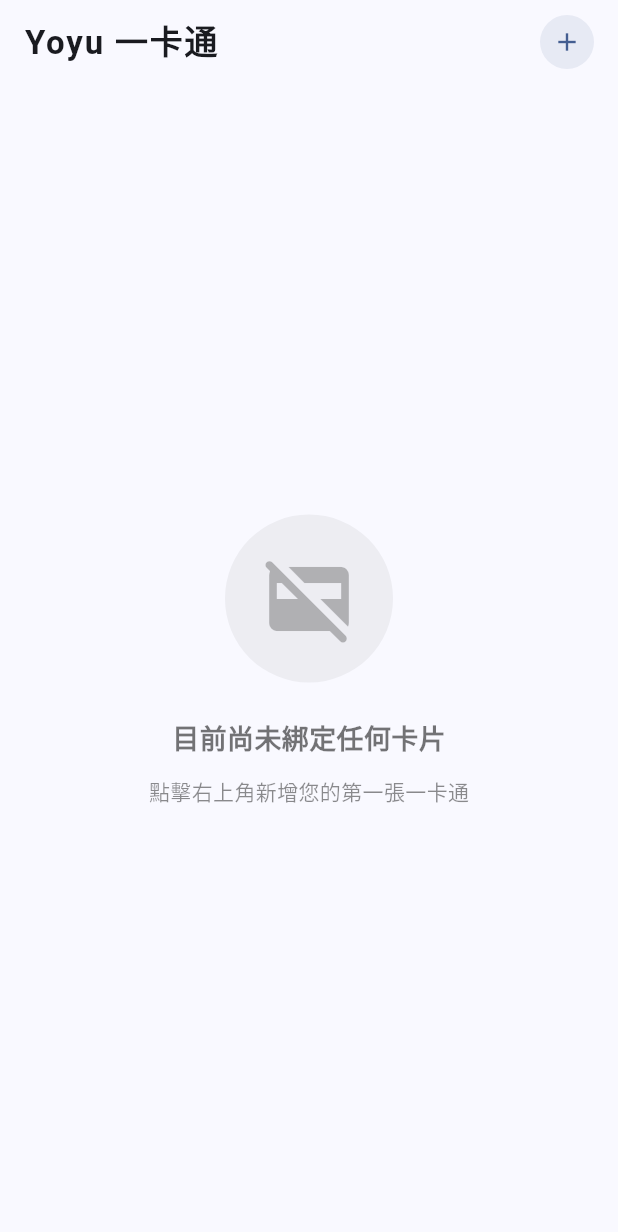
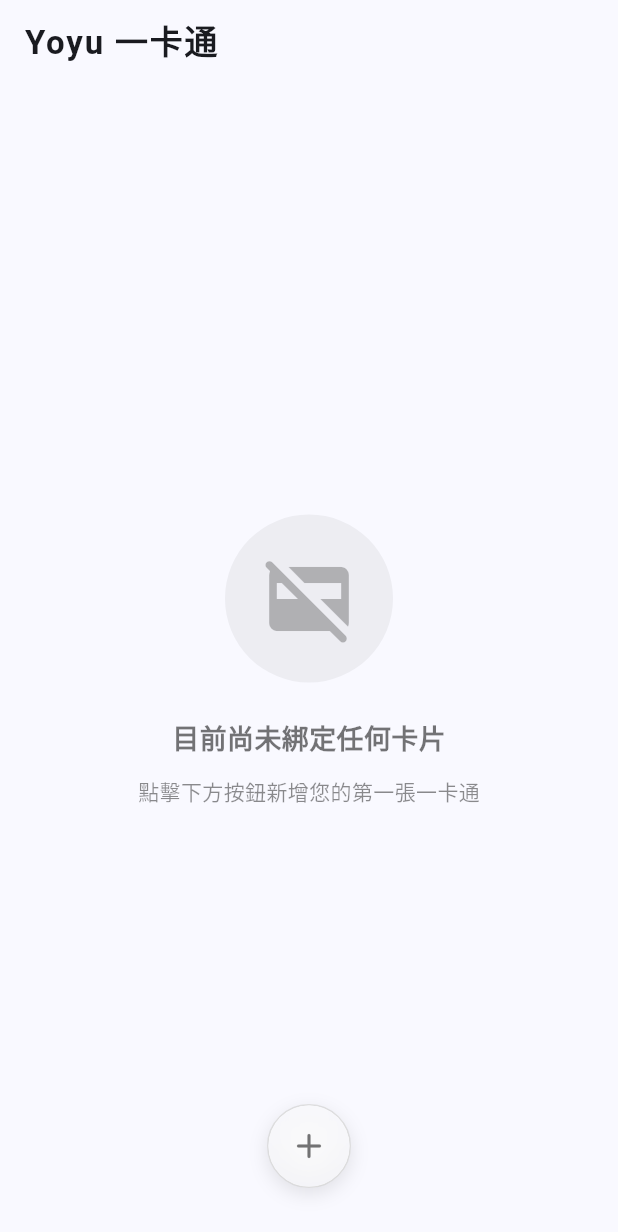
Before and after one commit to AlbertHongGG/Yoyu, a Flutter app: the screen it shows after launch, on a phone screen of 412 x 824 dp. Shown: the top 1232 px of the screen. Run offline on Flutter 3.47's test engine with Material 3 defaults, Android fonts, the phone set to English and light mode, and no system bars; our stand-ins replace dio, flutter_riverpod, freezed_annotation, go_router, shared_preferences; generated files the repository leaves out were written again.

Commit message:
feat: implement HomePage UI with card list display and add button functionality

```diff
--- a/lib/features/home/presentation/pages/home_page.dart
+++ b/lib/features/home/presentation/pages/home_page.dart
@@ -1,3 +1,4 @@
+import 'dart:ui';
 import 'package:flutter/material.dart';
 import 'package:flutter_riverpod/flutter_riverpod.dart';
 import 'package:yoyu/features/home/presentation/controllers/card_list_controller.dart';
@@ -15,6 +16,7 @@
     final isDark = theme.brightness == Brightness.dark;
 
     return Scaffold(
+      resizeToAvoidBottomInset: false, // Prevent moving up with keyboard
       appBar: AppBar(
         title: const Text(
           'Yoyu 一卡通',
@@ -23,23 +25,10 @@
             letterSpacing: 1.2,
           ),
         ),
-        actions: [
-          IconButton(
-            icon: Container(
-              padding: const EdgeInsets.all(8),
-              decoration: BoxDecoration(
-                color: theme.primaryColor.withValues(alpha: 0.1),
-                shape: BoxShape.circle,
       ),
-              child: Icon(Icons.add, color: theme.primaryColor, size: 20),
-            ),
-            onPressed: () => showAddCardBottomSheet(context),
-            tooltip: '新增卡片',
-          ),
-          const SizedBox(width: 8),
-        ],
-      ),
-      body: cardsAsyncValue.when(
+      body: Stack(
+        children: [
+          cardsAsyncValue.when(
             data: (cards) {
               if (cards.isEmpty) {
                 return Center(
@@ -69,7 +58,7 @@
                       ),
                       const SizedBox(height: 12),
                       Text(
-                    '點擊右上角新增您的第一張一卡通',
+                        '點擊下方按鈕新增您的第一張一卡通',
                         style: TextStyle(
                           fontSize: 14,
                           color: isDark ? Colors.white54 : Colors.black45,
@@ -82,12 +71,10 @@
 
               return RefreshIndicator(
                 onRefresh: () async {
-              // Reload all cards logic here, e.g., mapping over current cards and refetching
-              // For now we just trigger a rebuild.
                   ref.invalidate(cardListProvider);
                 },
                 child: ListView.separated(
-              padding: const EdgeInsets.only(left: 20, right: 20, top: 12, bottom: 40),
+                  padding: const EdgeInsets.only(left: 20, right: 20, top: 12, bottom: 120), // Added more bottom padding for the FAB
                   itemCount: cards.length,
                   separatorBuilder: (context, index) => const SizedBox(height: 24),
                   itemBuilder: (context, index) {
@@ -122,6 +109,51 @@
               ),
             ),
           ),
+
+          // Floating Add Button with Glass Effect
+          Positioned(
+            bottom: 32,
+            left: 0,
+            right: 0,
+            child: Center(
+              child: GestureDetector(
+                onTap: () => showAddCardBottomSheet(context),
+                child: Container(
+                  width: 56,
+                  height: 56,
+                  decoration: BoxDecoration(
+                    shape: BoxShape.circle,
+                    color: isDark
+                        ? Colors.black.withValues(alpha: 0.6)
+                        : Colors.white.withValues(alpha: 0.8),
+                    boxShadow: [
+                      BoxShadow(
+                        color: Colors.black.withValues(alpha: 0.1),
+                        blurRadius: 10,
+                        offset: const Offset(0, 4),
+                      )
+                    ],
+                    border: Border.all(
+                      color: isDark ? Colors.white12 : Colors.black12,
+                      width: 1,
+                    ),
+                  ),
+                  child: ClipOval(
+                    child: BackdropFilter(
+                      filter: ImageFilter.blur(sigmaX: 10, sigmaY: 10),
+                      child: Icon(
+                        Icons.add_rounded,
+                        color: isDark ? Colors.white70 : Colors.black54,
+                        size: 28,
+                      ),
+                    ),
+                  ),
+                ),
+              ),
+            ),
+          ),
+        ],
+      ),
     );
   }
 }
```
Lines whose indentation alone changed are shown as unchanged.
